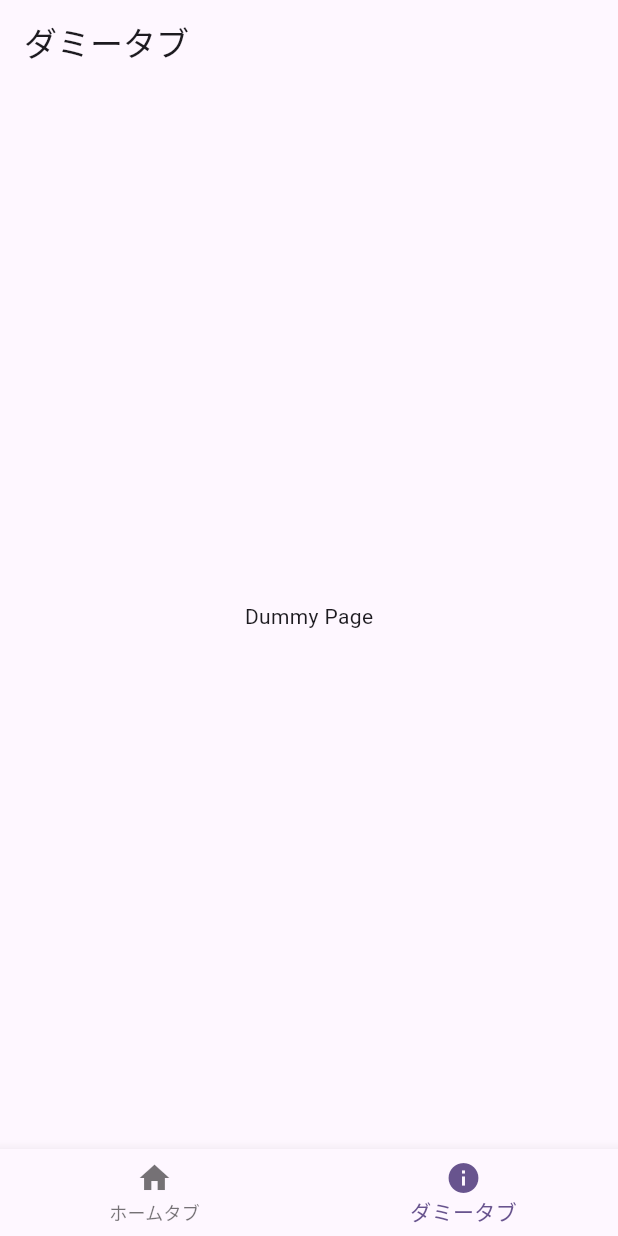
After one commit to viiiviii538/nwcd_c, a Flutter app: the screen it shows after launch, item 2 of the bottom bar chosen, on a phone screen of 412 x 824 dp. The commit adds this screen. Run offline on Flutter 3.47's test engine with Material 3 defaults, Android fonts, the phone set to English and light mode, and no system bars.

Commit message:
Add navigation tabs for home and dummy

```diff
--- /dev/null
+++ b/lib/dummy_page.dart
@@ -0,0 +1,17 @@
+import 'package:flutter/material.dart';
+
+class DummyPage extends StatelessWidget {
+  const DummyPage({super.key});
+
+  @override
+  Widget build(BuildContext context) {
+    return const Scaffold(
+      appBar: AppBar(
+        title: Text('ダミータブ'),
+      ),
+      body: Center(
+        child: Text('Dummy Page'),
+      ),
+    );
+  }
+}
--- a/lib/home_page.dart
+++ b/lib/home_page.dart
@@ -29,7 +29,7 @@ class _HomePageState extends State<HomePage> {
   Widget build(BuildContext context) {
     return Scaffold(
       appBar: AppBar(
-        title: const Text('ホーム'),
+        title: const Text('ホームタブ'),
       ),
       body: Center(
         child: _scanning
--- a/lib/main.dart
+++ b/lib/main.dart
@@ -1,5 +1,6 @@
 import 'package:flutter/material.dart';
 import 'home_page.dart';
+import 'dummy_page.dart';
 
 void main() {
   runApp(const MyApp());
@@ -15,7 +16,39 @@ class MyApp extends StatelessWidget {
       theme: ThemeData(
         colorScheme: ColorScheme.fromSeed(seedColor: Colors.deepPurple),
       ),
-      home: const HomePage(),
+      home: const MyHomePage(),
     );
   }
 }
+
+class MyHomePage extends StatefulWidget {
+  const MyHomePage({super.key});
+
+  @override
+  State<MyHomePage> createState() => _MyHomePageState();
+}
+
+class _MyHomePageState extends State<MyHomePage> {
+  int _currentIndex = 0;
+
+  final _pages = const [HomePage(), DummyPage()];
+
+  @override
+  Widget build(BuildContext context) {
+    return Scaffold(
+      body: IndexedStack(index: _currentIndex, children: _pages),
+      bottomNavigationBar: BottomNavigationBar(
+        currentIndex: _currentIndex,
+        items: const [
+          BottomNavigationBarItem(icon: Icon(Icons.home), label: 'ホームタブ'),
+          BottomNavigationBarItem(icon: Icon(Icons.info), label: 'ダミータブ'),
+        ],
+        onTap: (index) {
+          setState(() {
+            _currentIndex = index;
+          });
+        },
+      ),
+    );
+  }
+}
```
Also changed, not shown: 1 other file.
